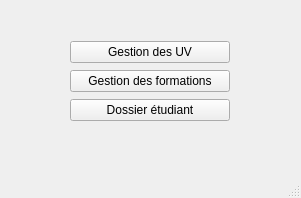
Clement-Fichmann/UTProfiler, file mainwindow.ui: the form before one commit.
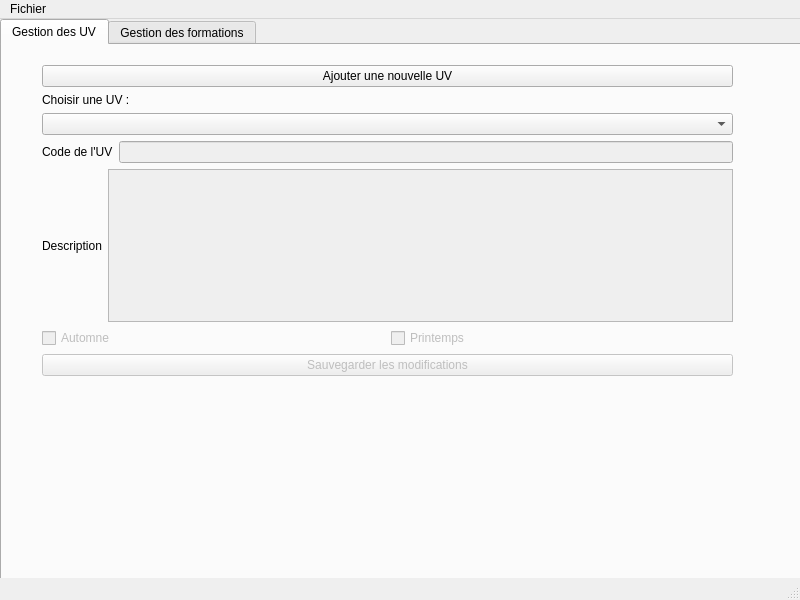
The form after the commit.

Commit message: MainWindow defined for UV Tab

Diff of the .ui file:
```diff
--- a/mainwindow.ui
+++ b/mainwindow.ui
@@ -6,46 +6,152 @@
    <rect>
     <x>0</x>
     <y>0</y>
-    <width>301</width>
-    <height>198</height>
+    <width>800</width>
+    <height>600</height>
    </rect>
   </property>
   <property name="windowTitle">
    <string>MainWindow</string>
   </property>
   <widget class="QWidget" name="centralwidget">
-   <widget class="QWidget" name="verticalLayoutWidget">
+   <widget class="QTabWidget" name="mainTabWidget">
     <property name="geometry">
      <rect>
-      <x>70</x>
-      <y>40</y>
-      <width>160</width>
-      <height>83</height>
+      <x>0</x>
+      <y>0</y>
+      <width>801</width>
+      <height>581</height>
      </rect>
     </property>
-    <layout class="QVBoxLayout" name="mainlayout">
-     <item>
-      <widget class="QPushButton" name="btnUV">
-       <property name="text">
-        <string>Gestion des UV</string>
-       </property>
-      </widget>
-     </item>
-     <item>
-      <widget class="QPushButton" name="btnFormation">
-       <property name="text">
-        <string>Gestion des formations</string>
-       </property>
-      </widget>
-     </item>
-     <item>
-      <widget class="QPushButton" name="btnEtudiant">
-       <property name="text">
-        <string>Dossier étudiant</string>
-       </property>
-      </widget>
-     </item>
-    </layout>
+    <property name="currentIndex">
+     <number>0</number>
+    </property>
+    <widget class="QWidget" name="tabUV">
+     <attribute name="title">
+      <string>Gestion des UV</string>
+     </attribute>
+     <widget class="QWidget" name="verticalLayoutWidget">
+      <property name="geometry">
+       <rect>
+        <x>40</x>
+        <y>20</y>
+        <width>691</width>
+        <height>311</height>
+       </rect>
+      </property>
+      <layout class="QVBoxLayout" name="mainLayout">
+       <item>
+        <widget class="QPushButton" name="btnAjouter">
+         <property name="text">
+          <string>Ajouter une nouvelle UV</string>
+         </property>
+        </widget>
+       </item>
+       <item>
+        <widget class="QLabel" name="lblChoixUV">
+         <property name="text">
+          <string>Choisir une UV :</string>
+         </property>
+        </widget>
+       </item>
+       <item>
+        <widget class="QComboBox" name="listUV">
+         <property name="currentIndex">
+          <number>-1</number>
+         </property>
+        </widget>
+       </item>
+       <item>
+        <layout class="QHBoxLayout" name="layoutCode">
+         <item>
+          <widget class="QLabel" name="lblCode">
+           <property name="text">
+            <string>Code de l'UV</string>
+           </property>
+          </widget>
+         </item>
+         <item>
+          <widget class="QLineEdit" name="txtCodeUV">
+           <property name="enabled">
+            <bool>false</bool>
+           </property>
+          </widget>
+         </item>
+        </layout>
+       </item>
+       <item>
+        <layout class="QHBoxLayout" name="layoutDescription">
+         <item>
+          <widget class="QLabel" name="lblDescription">
+           <property name="text">
+            <string>Description</string>
+           </property>
+          </widget>
+         </item>
+         <item>
+          <widget class="QTextEdit" name="txtDescription">
+           <property name="enabled">
+            <bool>false</bool>
+           </property>
+          </widget>
+         </item>
+        </layout>
+       </item>
+       <item>
+        <layout class="QHBoxLayout" name="layoutSemestre">
+         <item>
+          <widget class="QCheckBox" name="chkAutomne">
+           <property name="enabled">
+            <bool>false</bool>
+           </property>
+           <property name="text">
+            <string>Automne</string>
+           </property>
+          </widget>
+         </item>
+         <item>
+          <widget class="QCheckBox" name="chkPrintemps">
+           <property name="enabled">
+            <bool>false</bool>
+           </property>
+           <property name="text">
+            <string>Printemps</string>
+           </property>
+          </widget>
+         </item>
+        </layout>
+       </item>
+       <item>
+        <widget class="QPushButton" name="btnSauver">
+         <property name="enabled">
+          <bool>false</bool>
+         </property>
+         <property name="text">
+          <string>Sauvegarder les modifications</string>
+         </property>
+        </widget>
+       </item>
+      </layout>
+     </widget>
+    </widget>
+    <widget class="QWidget" name="FormationTab">
+     <attribute name="title">
+      <string>Gestion des formations</string>
+     </attribute>
+     <widget class="QLabel" name="lblBientot">
+      <property name="geometry">
+       <rect>
+        <x>30</x>
+        <y>30</y>
+        <width>46</width>
+        <height>13</height>
+       </rect>
+      </property>
+      <property name="text">
+       <string>A venir...</string>
+      </property>
+     </widget>
+    </widget>
    </widget>
   </widget>
   <widget class="QMenuBar" name="menubar">
@@ -53,10 +159,18 @@
     <rect>
      <x>0</x>
      <y>0</y>
-     <width>301</width>
+     <width>800</width>
      <height>21</height>
     </rect>
    </property>
+   <widget class="QMenu" name="menuFichier">
+    <property name="title">
+     <string>Fichier</string>
+    </property>
+    <addaction name="actionChoisir_le_fichier_des_UV"/>
+    <addaction name="actionQuitter"/>
+   </widget>
+   <addaction name="menuFichier"/>
   </widget>
   <widget class="QStatusBar" name="statusbar"/>
  </widget>
```
Left out of the diff: 12 changed lines with no effect on the pictures. The commit also changes 3 other files.
